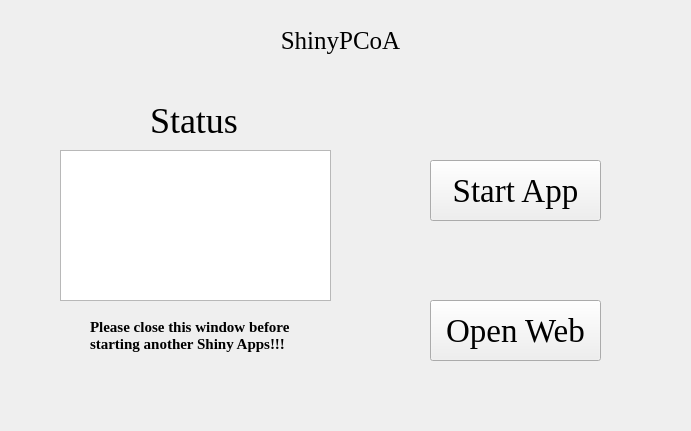
The window that ShinyPCoA.ui (hzaurzli/MicroWorldOmics) describes before a commit, drawn with Qt 5.
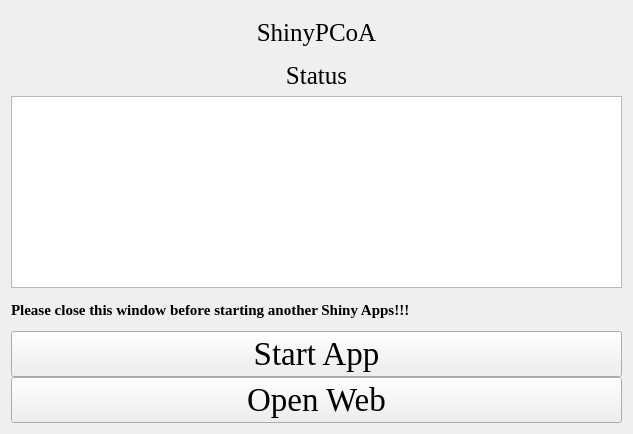
The same window after the commit. Icons and pictures are not drawn.

Diff of the .ui file:
```diff
--- a/ShinyPCoA.ui
+++ b/ShinyPCoA.ui
@@ -6,8 +6,8 @@
    <rect>
     <x>0</x>
     <y>0</y>
-    <width>691</width>
-    <height>431</height>
+    <width>633</width>
+    <height>434</height>
    </rect>
   </property>
   <property name="windowTitle">
@@ -16,28 +16,17 @@
   <property name="styleSheet">
    <string notr="true">background-image: url(D:/Documents/Desktop/bb.png)</string>
   </property>
-  <widget class="QTextBrowser" name="textBrowser">
-   <property name="geometry">
-    <rect>
-     <x>60</x>
-     <y>150</y>
-     <width>271</width>
-     <height>151</height>
-    </rect>
+  <layout class="QGridLayout" name="gridLayout_4">
+   <property name="verticalSpacing">
+    <number>0</number>
    </property>
-   <property name="styleSheet">
-    <string notr="true">background-image: url(D:/Documents/Desktop/white.png)</string>
-   </property>
-  </widget>
+   <item row="0" column="0">
+    <layout class="QGridLayout" name="gridLayout_5">
+     <property name="verticalSpacing">
+      <number>0</number>
+     </property>
+     <item row="0" column="0" colspan="3">
   <widget class="QLabel" name="label">
-   <property name="geometry">
-    <rect>
-     <x>260</x>
-     <y>20</y>
-     <width>161</width>
-     <height>41</height>
-    </rect>
-   </property>
    <property name="font">
     <font>
      <family>Times New Roman</family>
@@ -51,75 +40,32 @@
     <set>Qt::AlignCenter</set>
    </property>
   </widget>
-  <widget class="QLabel" name="label_2">
-   <property name="geometry">
-    <rect>
-     <x>150</x>
-     <y>100</y>
-     <width>101</width>
-     <height>41</height>
-    </rect>
-   </property>
+     </item>
+     <item row="3" column="0" colspan="3">
+      <widget class="QLabel" name="label_4">
    <property name="font">
     <font>
      <family>Times New Roman</family>
-     <pointsize>27</pointsize>
+         <pointsize>19</pointsize>
     </font>
    </property>
    <property name="text">
     <string>Status</string>
    </property>
    <property name="alignment">
-    <set>Qt::AlignLeading|Qt::AlignLeft|Qt::AlignVCenter</set>
-   </property>
-  </widget>
-  <widget class="QPushButton" name="pushButton">
-   <property name="geometry">
-    <rect>
-     <x>430</x>
-     <y>160</y>
-     <width>171</width>
-     <height>61</height>
-    </rect>
-   </property>
-   <property name="font">
-    <font>
-     <family>Times New Roman</family>
-     <pointsize>25</pointsize>
-    </font>
-   </property>
-   <property name="text">
-    <string>Start App</string>
-   </property>
-  </widget>
-  <widget class="QPushButton" name="pushButton_2">
-   <property name="geometry">
-    <rect>
-     <x>430</x>
-     <y>300</y>
-     <width>171</width>
-     <height>61</height>
-    </rect>
-   </property>
-   <property name="font">
-    <font>
-     <family>Times New Roman</family>
-     <pointsize>25</pointsize>
-    </font>
-   </property>
-   <property name="text">
-    <string>Open Web</string>
-   </property>
-  </widget>
+        <set>Qt::AlignCenter</set>
+       </property>
+      </widget>
+     </item>
+     <item row="5" column="0" rowspan="2" colspan="3">
+      <widget class="QTextBrowser" name="textBrowser">
+       <property name="styleSheet">
+        <string notr="true">background-image: url(D:/Documents/Desktop/white.png)</string>
+       </property>
+      </widget>
+     </item>
+     <item row="7" column="0" colspan="3">
   <widget class="QLabel" name="label_3">
-   <property name="geometry">
-    <rect>
-     <x>90</x>
-     <y>310</y>
-     <width>211</width>
-     <height>51</height>
-    </rect>
-   </property>
    <property name="font">
     <font>
      <family>Times New Roman</family>
@@ -129,10 +75,39 @@
     </font>
    </property>
    <property name="text">
-    <string>Please close this window before
-starting another Shiny Apps!!!</string>
-   </property>
-  </widget>
+        <string>Please close this window before starting another Shiny Apps!!!</string>
+       </property>
+      </widget>
+     </item>
+     <item row="8" column="0" colspan="3">
+      <widget class="QPushButton" name="pushButton">
+       <property name="font">
+        <font>
+         <family>Times New Roman</family>
+         <pointsize>25</pointsize>
+        </font>
+       </property>
+       <property name="text">
+        <string>Start App</string>
+       </property>
+      </widget>
+     </item>
+     <item row="9" column="0" colspan="3">
+      <widget class="QPushButton" name="pushButton_2">
+       <property name="font">
+        <font>
+         <family>Times New Roman</family>
+         <pointsize>25</pointsize>
+        </font>
+       </property>
+       <property name="text">
+        <string>Open Web</string>
+       </property>
+      </widget>
+     </item>
+    </layout>
+   </item>
+  </layout>
  </widget>
  <resources/>
  <connections/>
```
Left out of the diff: 2 changed lines with no effect on the pictures. Lines whose indentation alone changed are shown as unchanged.
